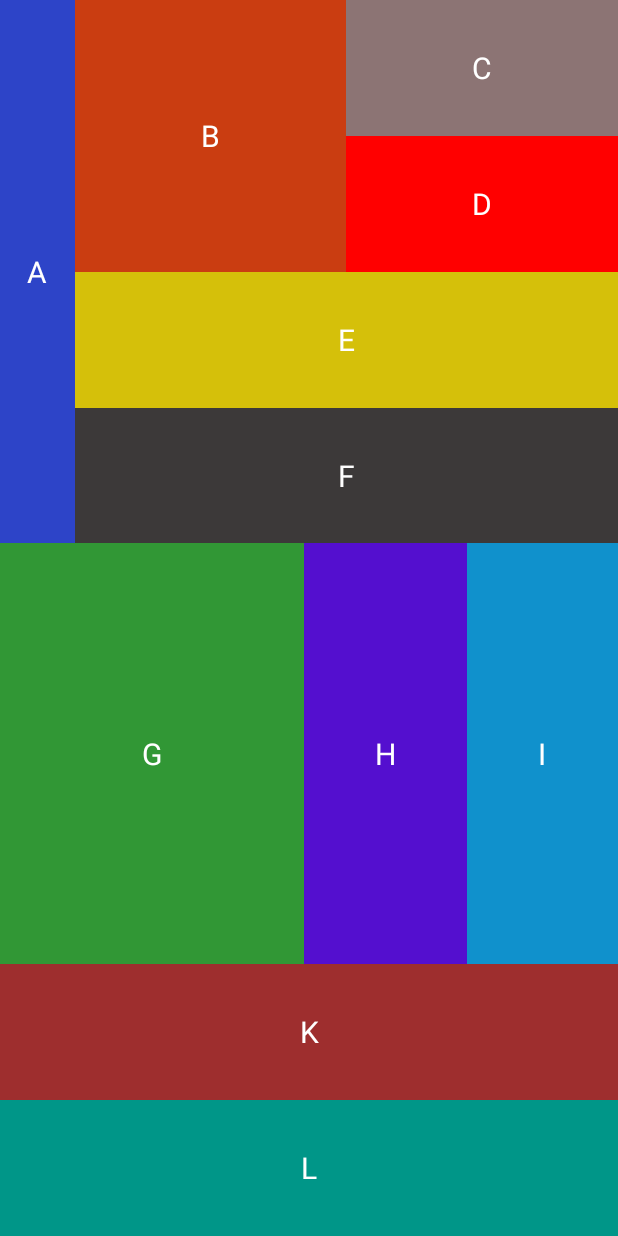
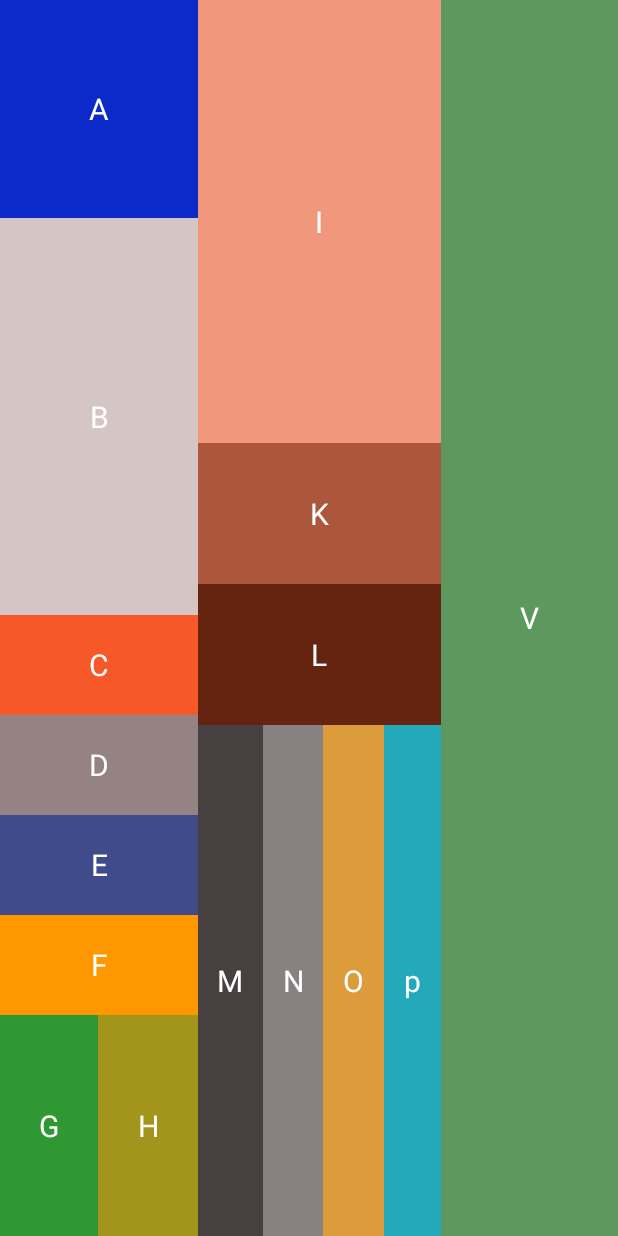
Before and after one commit to kynguyen93/LinearLayout1, an Android app: the screen it shows after launch (MainActivity), on a phone screen of 412 x 824 dp. Run offline under Robolectric (Android 15) with nearby library versions, the phone set to English and light mode, and no system bars.

Commit message:
base bai tap 1

```diff
--- a/app/src/main/res/layout/activity_main.xml
+++ b/app/src/main/res/layout/activity_main.xml
@@ -6,122 +6,83 @@
     android:id="@+id/main"
     android:layout_width="match_parent"
     android:layout_height="match_parent"
-    android:orientation="vertical"
-    android:weightSum="100"
+    android:orientation="horizontal"
+    android:weightSum="30"
     tools:context=".MainActivity">
-
-    <LinearLayout
-        android:layout_width="match_parent"
-        android:layout_height="wrap_content"
-        android:layout_weight="40"
-        android:orientation="vertical"
-        android:weightSum="100" >
-
-        <LinearLayout
-            android:layout_width="match_parent"
-            android:layout_height="match_parent"
-            android:orientation="horizontal"
-            android:weightSum="100">
-
-            <TextView
-                android:layout_width="wrap_content"
-                android:layout_height="match_parent"
-                android:text="A"
-                android:textSize="20sp"
-                android:textColor="@color/white"
-                android:background="#2D44C8"
-                android:gravity="center"
-                android:layout_weight="10" />
 
    <LinearLayout
        android:layout_width="wrap_content"
        android:layout_height="match_parent"
        android:orientation="vertical"
-                android:layout_weight="90"
-                android:weightSum="100">
+       android:layout_weight="10"
+       android:weightSum="80" >
+
+       <TextView
+           android:layout_width="match_parent"
+           android:layout_height="wrap_content"
+           android:text="A"
+           android:textSize="20sp"
+           android:textColor="@color/white"
+           android:gravity="center"
+           android:background="#0C29CA"
+           android:layout_weight="15" />
+
+       <TextView
+           android:layout_width="match_parent"
+           android:layout_height="wrap_content"
+           android:text="B"
+           android:textColor="@color/white"
+           android:textSize="20sp"
+           android:gravity="center"
+           android:background="#D6C5C5"
+           android:layout_weight="30" />
+
+       <TextView
+           android:layout_width="match_parent"
+           android:layout_height="wrap_content"
+           android:text="C"
+           android:textSize="20sp"
+           android:textColor="@color/white"
+           android:background="#F65927"
+           android:gravity="center"
+           android:layout_weight="5" />
+
+       <TextView
+           android:layout_width="match_parent"
+           android:layout_height="wrap_content"
+           android:text="D"
+           android:textColor="@color/white"
+           android:textSize="20sp"
+           android:background="#958282"
+           android:gravity="center"
+           android:layout_weight="5" />
+
+       <TextView
+           android:layout_width="match_parent"
+           android:layout_height="wrap_content"
+           android:text="E"
+           android:textSize="20sp"
+           android:textColor="@color/white"
+           android:gravity="center"
+           android:background="#404B8C"
+           android:layout_weight="5" />
+
+       <TextView
+           android:layout_width="match_parent"
+           android:layout_height="wrap_content"
+           android:text="F"
+           android:textSize="20sp"
+           android:textColor="@color/white"
+           android:gravity="center"
+           android:background="#FF9800"
+           android:layout_weight="5" />
 
        <LinearLayout
            android:layout_width="match_parent"
-                    android:layout_height="match_parent"
+           android:layout_height="wrap_content"
            android:orientation="horizontal"
-                    android:layout_weight="50"
-                    android:weightSum="100">
-
-                    <TextView
-                        android:layout_width="wrap_content"
-                        android:layout_height="match_parent"
-                        android:text="B"
-                        android:textSize="20sp"
-                        android:textColor="@color/white"
-                        android:background="#CA3D11"
-                        android:layout_weight="50"
-                        android:gravity="center" />
-
-                    <LinearLayout
-                        android:layout_width="wrap_content"
-                        android:layout_height="match_parent"
-                        android:orientation="vertical"
-                        android:layout_weight="50"
-                        android:weightSum="100" >
-
-                        <TextView
-                            android:layout_width="match_parent"
-                            android:layout_height="match_parent"
-                            android:layout_weight="50"
-                            android:text="C"
-                            android:textColor="@color/white"
-                            android:textSize="20sp"
-                            android:gravity="center"
-                            android:background="#8C7474" />
-
-                        <TextView
-                            android:layout_width="match_parent"
-                            android:layout_height="match_parent"
-                            android:layout_weight="50"
-                            android:text="D"
-                            android:textSize="20sp"
-                            android:textColor="@color/white"
-                            android:gravity="center"
-                            android:background="#f00" />
-                    </LinearLayout>
-                </LinearLayout>
-
-                <LinearLayout
-                    android:layout_width="match_parent"
-                    android:layout_height="match_parent"
-                    android:orientation="vertical"
-                    android:layout_weight="50"
-                    android:weightSum="100" >
-
-                    <TextView
-                        android:layout_width="match_parent"
-                        android:layout_height="match_parent"
-                        android:text="E"
-                        android:textColor="@color/white"
-                        android:textSize="20sp"
-                        android:layout_weight="50"
-                        android:background="#D5C00A"
-                        android:gravity="center" />
-
-                    <TextView
-                        android:layout_width="match_parent"
-                        android:layout_height="match_parent"
-                        android:text="F"
-                        android:textSize="20sp"
-                        android:textColor="@color/white"
-                        android:layout_weight="50"
-                        android:background="#3C3939"
-                        android:gravity="center" />
-                </LinearLayout>
-            </LinearLayout>
-        </LinearLayout>
-    </LinearLayout>
-    <LinearLayout
-        android:layout_width="match_parent"
-        android:layout_height="wrap_content"
-        android:layout_weight="40"
-        android:orientation="horizontal"
-        android:weightSum="100" >
+           android:weightSum="10"
+           android:layout_weight="15" >
 
            <TextView
                android:layout_width="wrap_content"
@@ -129,36 +90,37 @@
                android:text="G"
                android:textColor="@color/white"
                android:textSize="20sp"
-            android:layout_weight="50"
-            android:gravity="center"
-            android:background="#319735" />
+               android:background="#2F9833"
+               android:layout_weight="5"
+               android:gravity="center" />
 
            <TextView
                android:layout_width="wrap_content"
                android:layout_height="match_parent"
                android:text="H"
+               android:textColor="@color/white"
+               android:textSize="20sp"
+               android:background="#A3951B"
+               android:layout_weight="5"
+               android:gravity="center" />
+       </LinearLayout>
+   </LinearLayout>
+    <LinearLayout
+        android:layout_width="wrap_content"
+        android:layout_height="match_parent"
+        android:orientation="vertical"
+        android:layout_weight="10"
+        android:weightSum="160" >
+
+        <TextView
+            android:layout_width="match_parent"
+            android:layout_height="wrap_content"
+            android:text="I"
             android:textSize="20sp"
             android:textColor="@color/white"
-            android:layout_weight="25"
-            android:background="#540FCF"
-            android:gravity="center" />
-
-        <TextView
-            android:layout_width="wrap_content"
-            android:layout_height="match_parent"
-            android:text="I"
-            android:textColor="@color/white"
-            android:textSize="20sp"
-            android:background="#1091CC"
-            android:layout_weight="25"
-            android:gravity="center" />
-    </LinearLayout>
-    <LinearLayout
-        android:layout_width="match_parent"
-        android:layout_height="wrap_content"
-        android:orientation="vertical"
-        android:layout_weight="20"
-        android:weightSum="100" >
+            android:background="#F1987C"
+            android:gravity="center"
+            android:layout_weight="60" />
 
         <TextView
             android:layout_width="match_parent"
@@ -166,18 +128,77 @@
             android:text="K"
             android:textSize="20sp"
             android:textColor="@color/white"
-            android:layout_weight="50"
-            android:background="#9E2E2E"
-            android:gravity="center" />
+            android:background="#AC563B"
+            android:gravity="center"
+            android:layout_weight="15" />
 
         <TextView
             android:layout_width="match_parent"
             android:layout_height="wrap_content"
-            android:layout_weight="50"
             android:text="L"
+            android:textSize="20sp"
+            android:textColor="@color/white"
+            android:background="#652410"
+            android:gravity="center"
+            android:layout_weight="15" />
+
+        <LinearLayout
+            android:layout_width="match_parent"
+            android:layout_height="wrap_content"
+            android:orientation="horizontal"
+            android:layout_weight="70"
+            android:weightSum="40" >
+
+            <TextView
+                android:layout_width="wrap_content"
+                android:layout_height="match_parent"
+                android:text="M"
                 android:textColor="@color/white"
                 android:textSize="20sp"
-            android:background="#009688"
-            android:gravity="center" />
+                android:background="#474040"
+                android:gravity="center"
+                android:layout_weight="10" />
+
+            <TextView
+                android:layout_width="wrap_content"
+                android:layout_height="match_parent"
+                android:text="N"
+                android:textColor="@color/white"
+                android:textSize="20sp"
+                android:background="#888181"
+                android:gravity="center"
+                android:layout_weight="10" />
+
+            <TextView
+                android:layout_width="wrap_content"
+                android:layout_height="match_parent"
+                android:text="O"
+                android:textColor="@color/white"
+                android:textSize="20sp"
+                android:background="#DD9C3B"
+                android:gravity="center"
+                android:layout_weight="10" />
+
+            <TextView
+                android:layout_width="wrap_content"
+                android:layout_height="match_parent"
+                android:text="p"
+                android:textColor="@color/white"
+                android:textSize="20sp"
+                android:background="#24A9BA"
+                android:gravity="center"
+                android:layout_weight="10" />
         </LinearLayout>
     </LinearLayout>
+
+    <TextView
+        android:layout_width="wrap_content"
+        android:layout_height="match_parent"
+        android:text="V"
+        android:textSize="20sp"
+        android:textColor="@color/white"
+        android:layout_weight="10"
+        android:gravity="center"
+        android:background="#5D985F" />
+
+</LinearLayout>
```
Lines whose indentation alone changed are shown as unchanged.
